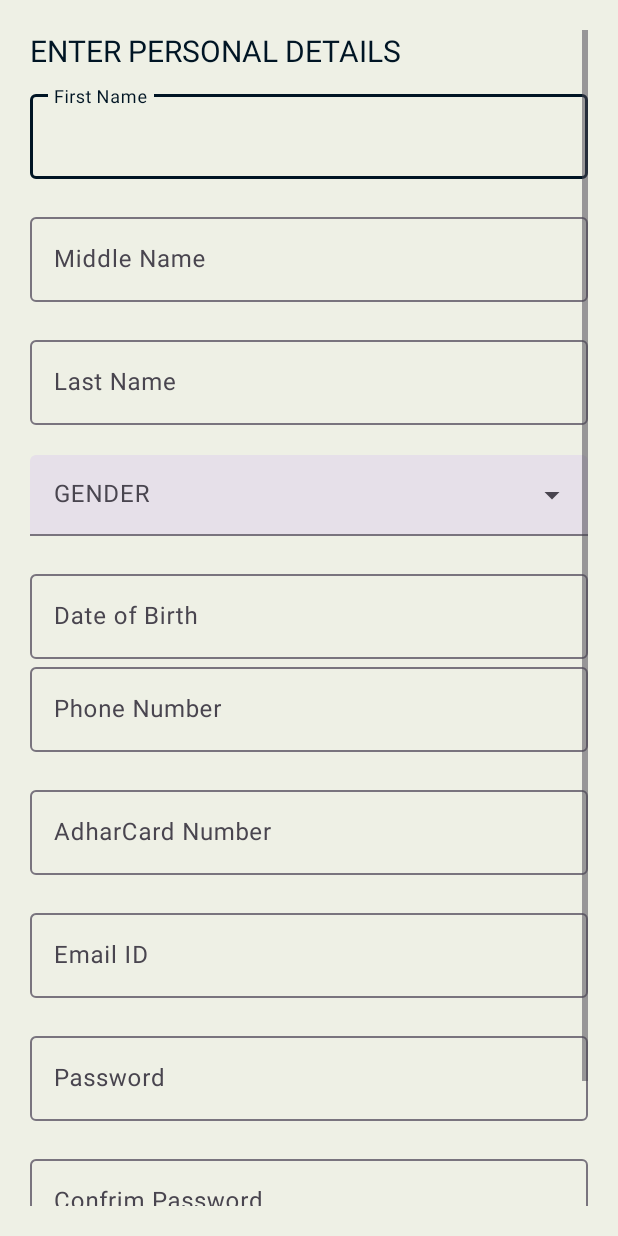
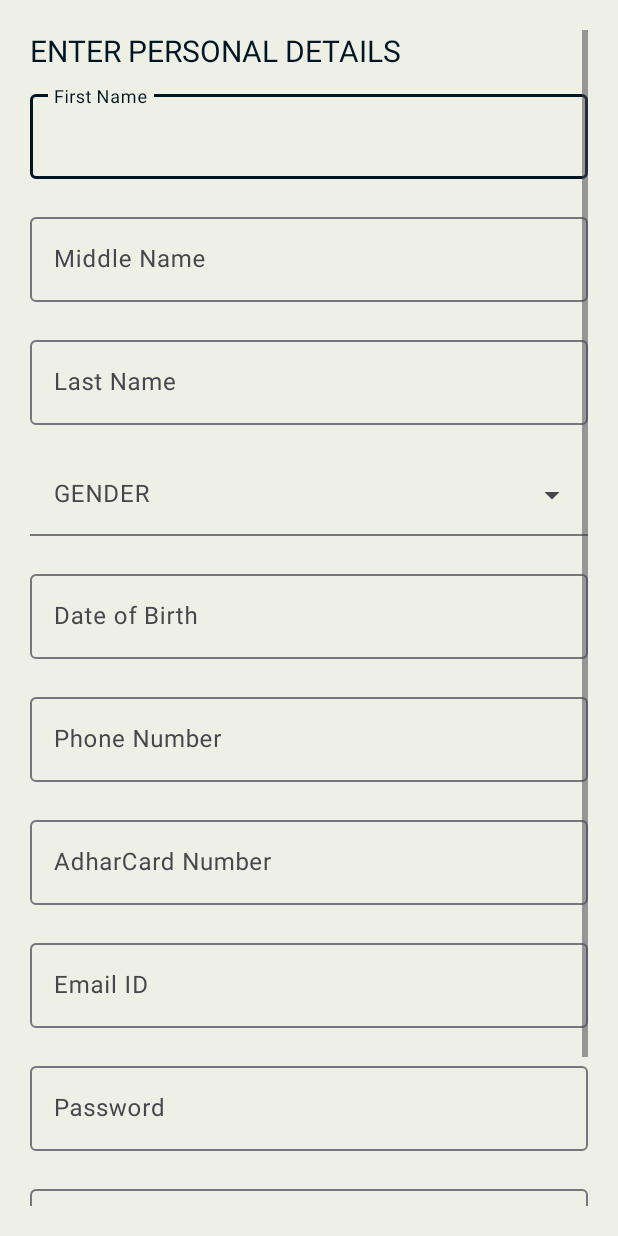
Before and after one commit to PIYUSH-69/Health-care_NFC, an Android app: the patient_personal screen opened directly, with no data from a screen before it, on a phone screen of 412 x 824 dp. Run offline under Robolectric (Android 15) with nearby library versions, the phone set to English and light mode, and no system bars.

Commit message:
personal patient

```diff
--- a/app/src/main/res/layout/activity_patient_personal.xml
+++ b/app/src/main/res/layout/activity_patient_personal.xml
@@ -72,17 +72,20 @@
                 android:layout_width="match_parent"
                 android:layout_height="match_parent"
                 android:hint="GENDER"
+                android:background="@color/offwhite2"
                 android:paddingBottom="20dp"
                 app:boxBackgroundMode="filled">
 
                 <AutoCompleteTextView
                     android:id="@+id/gender"
+                    android:background="@color/offwhite2"
                     android:layout_width="match_parent"
                     android:layout_height="wrap_content"
                     android:layout_weight="1"
+                    android:dropDownSelector="@color/offwhite2"
                     android:inputType="none"
                     android:textColor="@color/blue"
-                    app:dropDownBackgroundTint="@color/blue" />
+                    app:dropDownBackgroundTint="@color/white" />
 
             </com.google.android.material.textfield.TextInputLayout>
 
@@ -91,6 +94,7 @@
                 android:layout_width="match_parent"
                 android:layout_height="wrap_content"
                 android:hint="Date of Birth"
+                android:paddingBottom="20dp"
                 app:layout_constraintBottom_toBottomOf="parent"
                 app:layout_constraintEnd_toEndOf="parent"
                 app:layout_constraintHorizontal_bias="0.0"
--- a/app/src/main/res/values/themes.xml
+++ b/app/src/main/res/values/themes.xml
@@ -18,11 +18,12 @@
         <item name="colorPrimary">@color/blue</item>
         <item name="windowActionBar">false</item>
         <item name="windowNoTitle">true</item>
+
         <item name="colorSecondary">@color/green</item>
         <item name="colorSecondaryVariant">@color/teal_700</item>
         <item name="colorOnSecondary">@color/black</item>
         <item name="buttonTint">@color/green</item>
-        <item name="android:textColor">@color/offwhite2</item>
+        <item name="android:textColor">@color/blue</item>
         <!-- Status bar color. -->
         <item name="android:statusBarColor">?attr/colorPrimaryVariant</item>
         <item name="backgroundColor">@color/offwhite2</item>
```
